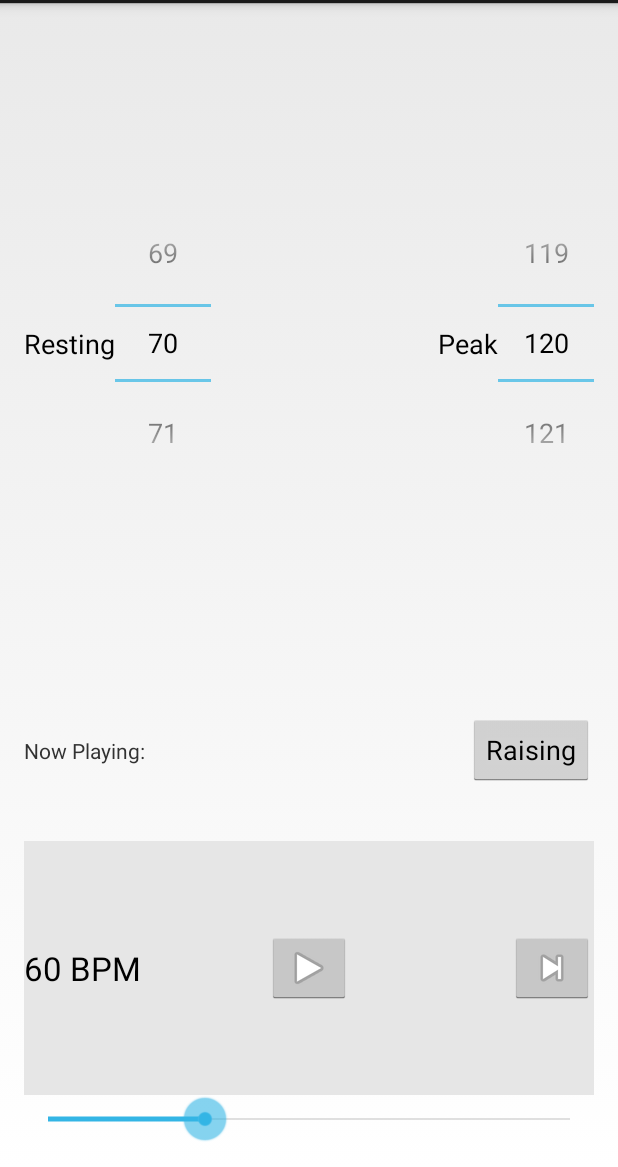
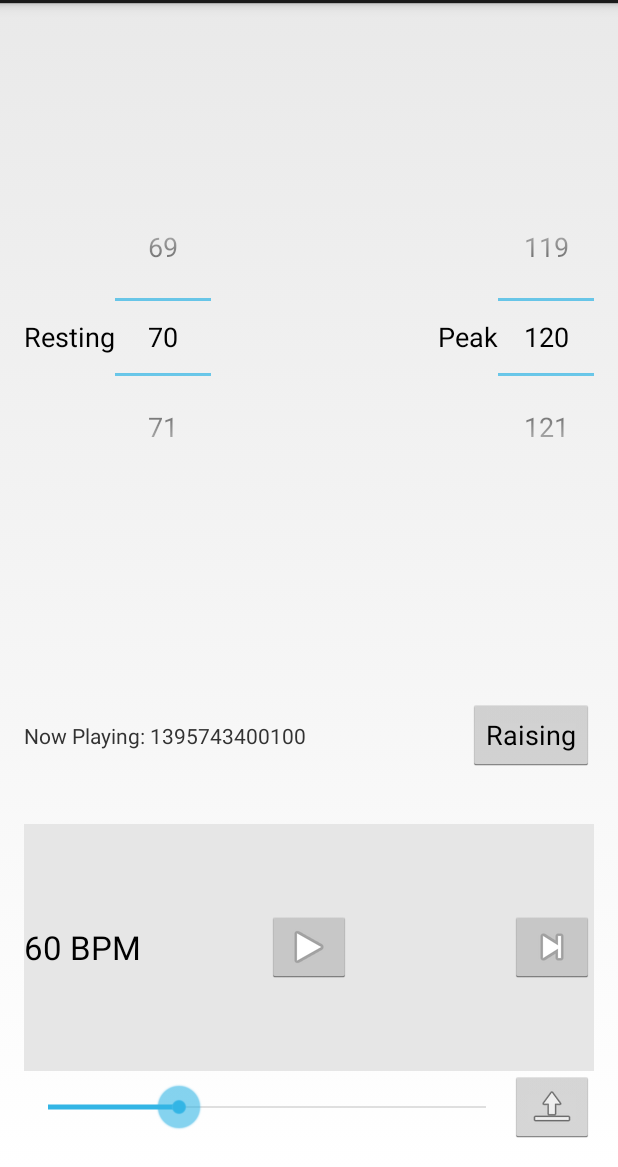
Before and after one commit to revan/HeartRateAdjuster, an Android app: the screen it shows after launch (MainActivity), after a tap on an icon or button, on a phone screen of 412 x 824 dp, the part 69-1236 px from its top. Run offline under Robolectric (Android 15) with nearby library versions, the phone set to English and light mode, and no system bars.

Commit message:
Add Audio System interface, UI element

```diff
--- /dev/null
+++ b/android/HeartRateAdjuster/app/src/main/java/com/example/heartrateadjuster/AudioSystemFake.java
@@ -0,0 +1,20 @@
+package com.example.heartrateadjuster;
+/*For use with a UI element for faking Audio System
+ *Implements interface, so dependent systems don't have to know
+ */
+public class AudioSystemFake implements IAudioSystem{
+    public void setTargetHeartRate(int target){
+        return;
+    }
+    public void skipTrack(){
+        return;
+    }
+    public void togglePlayback(){
+        return;
+    }
+
+    //Return current time as title
+    public String getNowPlaying(){
+        return ""+System.currentTimeMillis();
+    }
+}
--- a/android/HeartRateAdjuster/app/src/main/java/com/example/heartrateadjuster/ChestStrapFake.java
+++ b/android/HeartRateAdjuster/app/src/main/java/com/example/heartrateadjuster/ChestStrapFake.java
@@ -7,5 +7,7 @@ public class ChestStrapFake implements IHeartRateDevice{
     public int getCurrentHeartRate(){
         return heartrate;
     }
-    public void setCurrentHeartRate(int heartrate) {this.heartrate = heartrate;}
+    public void setCurrentHeartRate(int heartrate){
+        this.heartrate = heartrate;
+    }
 }
--- /dev/null
+++ b/android/HeartRateAdjuster/app/src/main/java/com/example/heartrateadjuster/IAudioSystem.java
@@ -0,0 +1,8 @@
+package com.example.heartrateadjuster;
+//Interface to the Audio System
+public interface IAudioSystem {
+    public void setTargetHeartRate(int target);
+    public void skipTrack();
+    public void togglePlayback();
+    public String getNowPlaying();
+}
--- a/android/HeartRateAdjuster/app/src/main/java/com/example/heartrateadjuster/MainActivity.java
+++ b/android/HeartRateAdjuster/app/src/main/java/com/example/heartrateadjuster/MainActivity.java
@@ -18,8 +18,11 @@ import java.util.TimerTask;
 
 public class MainActivity extends Activity {
 
-    public IHeartRateDevice chestStrap = new ChestStrapFake(); //Chest Strap
+    public IHeartRateDevice chestStrap = new ChestStrapFake(); //Chest Strap Fake
+    public IAudioSystem audioSystem = new AudioSystemFake(); //Audio System Fake
     private Timer timer = new Timer();
+
+    //constants
     private static int PERIOD = 1000;
     private static String up = "Raising";
     private static String down = "Lowering";
@@ -108,7 +111,7 @@ public class MainActivity extends Activity {
         }, 200, PERIOD);
 
         //initialize play button. Calls togglePlayback()
-        ImageButton togglePlay = (ImageButton)findViewById(R.id.imageButton1);
+        final ImageButton togglePlay = (ImageButton)findViewById(R.id.imageButton1);
         togglePlay.setOnClickListener(new View.OnClickListener() {
             @Override
             public void onClick(View v) {
@@ -117,7 +120,7 @@ public class MainActivity extends Activity {
         });
 
         //initialize skip button. Calls skipTrack()
-        ImageButton skipTrack = (ImageButton)findViewById(R.id.imageButton2);
+        final ImageButton skipTrack = (ImageButton)findViewById(R.id.imageButton2);
         skipTrack.setOnClickListener(new View.OnClickListener() {
             @Override
             public void onClick(View v) {
@@ -125,6 +128,16 @@ public class MainActivity extends Activity {
             }
         });
 
+        //initialize fake now playing button. Calls updateNowPlaying with current time.
+        final ImageButton fakeNowPlaying = (ImageButton)findViewById(R.id.imageButton);
+        fakeNowPlaying.setOnClickListener(new View.OnClickListener() {
+            @Override
+            public void onClick(View v) {
+                updateNowPlaying();
+            }
+        });
+
+        updateNowPlaying();
 
     }
 
@@ -145,6 +158,7 @@ public class MainActivity extends Activity {
         int id = item.getItemId();
         if (id == R.id.action_statistics) {
             //TODO start statistics activity
+            Toast.makeText(this, "Start Statistics Activity", Toast.LENGTH_SHORT).show();
             return true;
         }
         return super.onOptionsItemSelected(item);
@@ -153,17 +167,21 @@ public class MainActivity extends Activity {
     //methods interfacing with other classes
     void updateTargetHeartrate(int val){
         Toast.makeText(this, "updateTargetHeartrate("+val+")", Toast.LENGTH_SHORT).show();
+        audioSystem.setTargetHeartRate(val);
     }
 
     void togglePlayback(){
         Toast.makeText(this, "togglePlayback()", Toast.LENGTH_SHORT).show();
+        audioSystem.togglePlayback();
     }
 
     void skipTrack(){
         Toast.makeText(this, "skipTrack()", Toast.LENGTH_SHORT).show();
+        audioSystem.skipTrack();
     }
 
-    void updateNowPlaying(String nowPlaying){
-        //TODO
+    void updateNowPlaying(){
+        TextView textView = (TextView)findViewById(R.id.textView3);
+        textView.setText("Now Playing: "+audioSystem.getNowPlaying());
     }
 }
--- a/android/HeartRateAdjuster/app/src/main/res/layout/activity_main.xml
+++ b/android/HeartRateAdjuster/app/src/main/res/layout/activity_main.xml
@@ -110,9 +110,29 @@
 
     </RelativeLayout>
 
-    <SeekBar
-        android:id="@+id/seekBar1"
-        android:layout_width="match_parent"
-        android:layout_height="wrap_content" />
+    <RelativeLayout
+        android:layout_width="fill_parent"
+        android:layout_height="wrap_content"
+        >
+
+        <SeekBar
+            android:id="@+id/seekBar1"
+            android:layout_width="match_parent"
+            android:layout_height="wrap_content"
+            android:layout_toLeftOf="@+id/imageButton"
+            android:layout_centerVertical="true"
+            />
+
+        <ImageButton
+            android:layout_width="wrap_content"
+            android:layout_height="wrap_content"
+            android:id="@+id/imageButton"
+            android:layout_alignParentRight="true"
+            android:layout_centerVertical="true"
+            android:src="@android:drawable/ic_menu_upload_you_tube"/>
+
+
+    </RelativeLayout>
+
 
 </LinearLayout>
```
Also changed, not shown: 1 other file.
